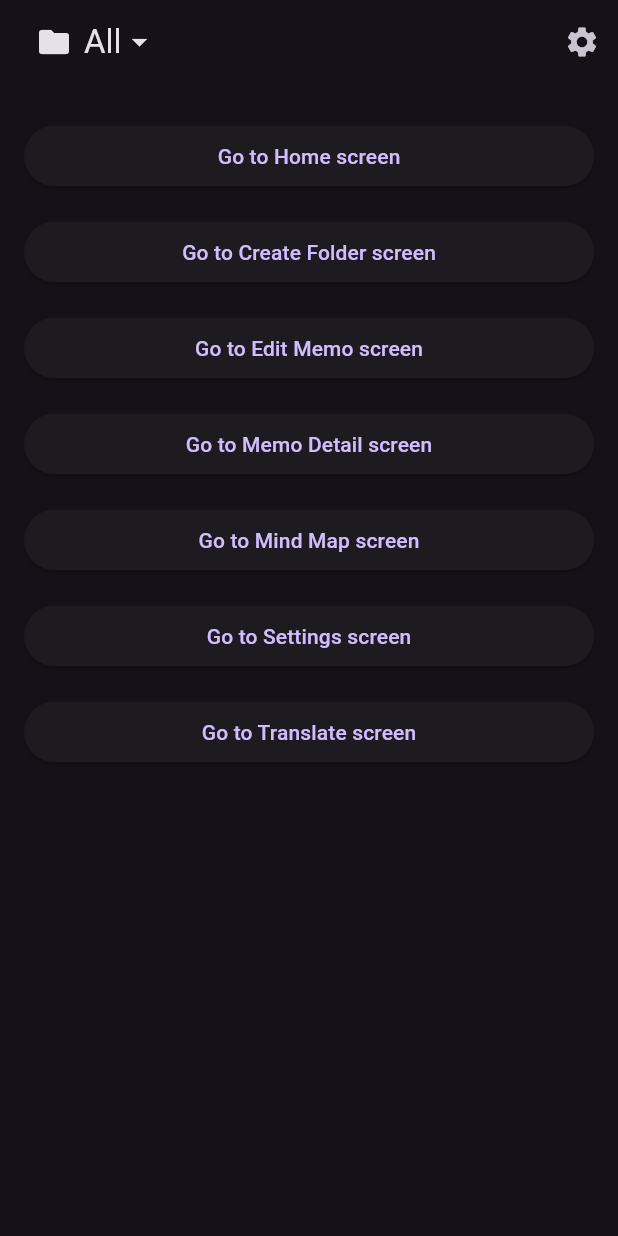
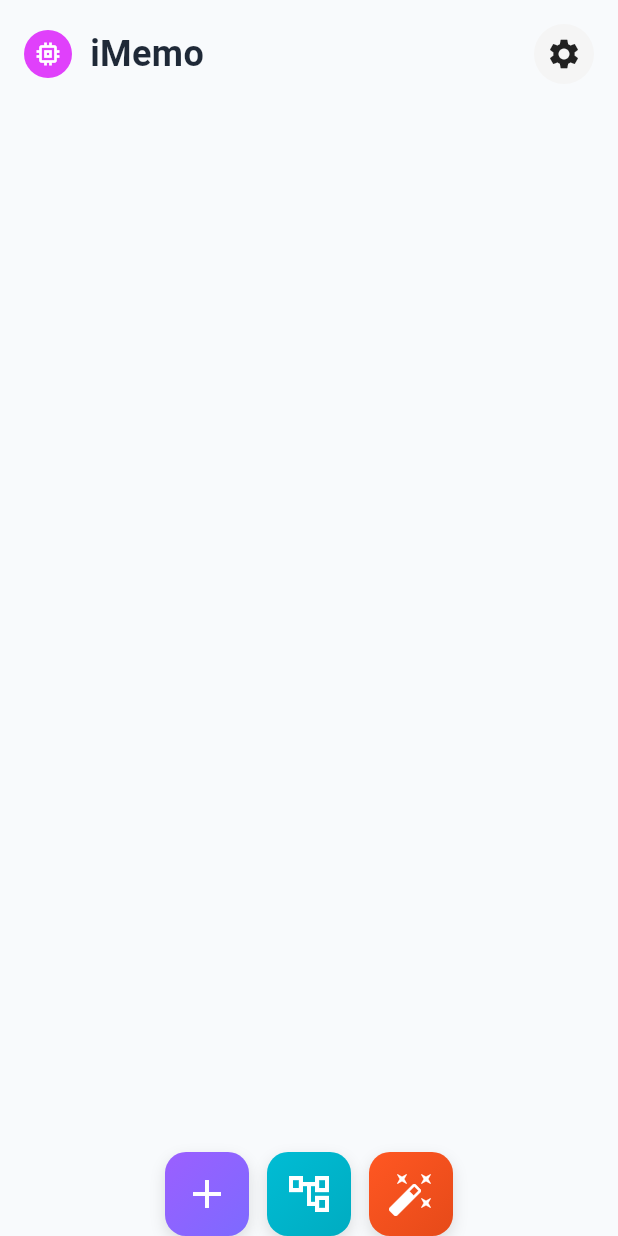
Before and after one commit to ketchstudio/ai-memo-app, a Flutter app: the screen it shows after launch, on a phone screen of 412 x 824 dp. Run offline on Flutter 3.47's test engine with Material 3 defaults, Android fonts, the phone set to English and light mode, and no system bars; our stand-ins replace firebase_core, flutter_dotenv, get_it, go_router, supabase_flutter; accounts and stored records are empty.

Commit message:
Refactor: enhance HomeScreen UI with new app bar and main action buttons; add ExploreScreen and update routing

```diff
--- a/lib/ana_app.dart
+++ b/lib/ana_app.dart
@@ -1,4 +1,5 @@
 import 'package:ana_flutter/presentation/routers/app_router.dart';
+import 'package:ana_flutter/presentation/theme/app_colors.dart';
 import 'package:flutter/material.dart';
 
 class AnaApp extends StatelessWidget {
@@ -8,7 +9,7 @@ class AnaApp extends StatelessWidget {
   Widget build(BuildContext context) {
     return MaterialApp.router(
       title: 'ANA',
-      theme: ThemeData.dark(useMaterial3: true),
+      theme: lightTheme,
       routerConfig: appRouter,
     );
   }
--- /dev/null
+++ b/lib/core/presentation/widget/gradient_icon_button.dart
@@ -0,0 +1,47 @@
+import 'package:flutter/material.dart';
+
+class GradientIconButton extends StatelessWidget {
+  final IconData icon;
+  final List<Color> gradientColors;
+  final VoidCallback onTap;
+  final double size; // Square size of button (width & height)
+  final double iconSize;
+
+  const GradientIconButton({
+    super.key,
+    required this.icon,
+    required this.gradientColors,
+    required this.onTap,
+    this.size = 80, // default size
+    this.iconSize = 32, // default icon size
+  });
+
+  @override
+  Widget build(BuildContext context) {
+    return GestureDetector(
+      onTap: onTap,
+      child: Container(
+        width: size,
+        height: size,
+        decoration: BoxDecoration(
+          gradient: LinearGradient(
+            colors: gradientColors,
+            begin: Alignment.topLeft,
+            end: Alignment.bottomRight,
+          ),
+          borderRadius: BorderRadius.circular(size * 0.25),
+          boxShadow: [
+            BoxShadow(
+              color: Colors.black12,
+              blurRadius: 8,
+              offset: Offset(0, 4),
+            ),
+          ],
+        ),
+        child: Center(
+          child: Icon(icon, size: iconSize, color: Colors.white),
+        ),
+      ),
+    );
+  }
+}
--- a/lib/presentation/create_folder/create_folder_screen.dart
+++ b/lib/presentation/create_folder/create_folder_screen.dart
@@ -5,6 +5,9 @@ class CreateFolderScreen extends StatelessWidget {
 
   @override
   Widget build(BuildContext context) {
-    return Scaffold(body: Center(child: Text("CreateFolderScreen")));
+    return Scaffold(
+      appBar: AppBar(title: const Text('CreateFolder'), leading: BackButton()),
+      body: Center(child: Text("CreateFolderScreen")),
+    );
   }
 }
--- a/lib/presentation/edit_memo/edit_memo_screen.dart
+++ b/lib/presentation/edit_memo/edit_memo_screen.dart
@@ -5,6 +5,9 @@ class EditMemoScreen extends StatelessWidget {
 
   @override
   Widget build(BuildContext context) {
-    return Scaffold(body: Center(child: Text("EditMemoScreen")));
+    return Scaffold(
+      appBar: AppBar(title: const Text('EditMemo'), leading: BackButton()),
+      body: Center(child: Text("EditMemoScreen")),
+    );
   }
 }
--- a/lib/presentation/home/home_app_bar.dart
+++ b/lib/presentation/home/home_app_bar.dart
@@ -1,50 +1,66 @@
+import 'package:ana_flutter/presentation/theme/app_colors.dart';
 import 'package:flutter/material.dart';
 
-class HomeAppBar extends StatelessWidget implements PreferredSizeWidget {
-  final List<String> folders;
-  final String selectedFolder;
-  final Function(String) onFolderSelected;
-  final VoidCallback onNavigateToSettings;
+class MainAppBar extends StatelessWidget implements PreferredSizeWidget {
+  final VoidCallback onSettingsPressed;
 
-  const HomeAppBar({
-    super.key,
-    required this.folders,
-    required this.selectedFolder,
-    required this.onFolderSelected,
-    required this.onNavigateToSettings,
-  });
-
-  @override
-  Size get preferredSize => const Size.fromHeight(kToolbarHeight);
+  const MainAppBar({super.key, required this.onSettingsPressed});
 
   @override
   Widget build(BuildContext context) {
-    return AppBar(
-      title: PopupMenuButton<String>(
-        borderRadius: BorderRadius.circular(8),
-        onSelected: onFolderSelected,
-        itemBuilder: (context) => folders
-            .map((folder) => PopupMenuItem(value: folder, child: Text(folder)))
-            .toList(),
-        child: Padding(
-          padding: const EdgeInsets.all(8.0),
-          child: Row(
-            mainAxisSize: MainAxisSize.min,
-            children: [
-              const Icon(Icons.folder),
-              const SizedBox(width: 8),
-              Text(selectedFolder),
-              const Icon(Icons.arrow_drop_down),
-            ],
-          ),
+    return SafeArea(
+      child: Padding(
+        padding: const EdgeInsets.all(16.0),
+        child: Row(
+          children: [
+            // Left Icon (App Logo)
+            Container(
+              width: 32,
+              height: 32,
+              decoration: BoxDecoration(
+                color: Colors.purpleAccent,
+                borderRadius: BorderRadius.circular(16),
+              ),
+              child: Icon(
+                size: 20,
+                Icons.memory,
+                color: Colors.white,
+              ), // brain icon replacement
+            ),
+
+            SizedBox(width: 12),
+
+            // Title
+            Expanded(
+              child: Text(
+                'iMemo',
+                style: TextStyle(
+                  fontSize: 24,
+                  fontWeight: FontWeight.bold,
+                  color: AppColors.dark,
+                ),
+              ),
+            ),
+
+            // Settings Icon
+            Container(
+              width: 40,
+              height: 40,
+              decoration: BoxDecoration(
+                color: Colors.grey[100],
+                shape: BoxShape.circle,
+              ),
+              child: IconButton(
+                onPressed: onSettingsPressed,
+                icon: Icon(Icons.settings, color: Colors.black87),
+              ),
+            ),
+          ],
         ),
       ),
-      actions: [
-        IconButton(
-          icon: const Icon(Icons.settings),
-          onPressed: onNavigateToSettings,
-        ),
-      ],
     );
   }
+
+  @override
+  Size get preferredSize => Size.fromHeight(100);
 }
--- /dev/null
+++ b/lib/presentation/home/home_main_action.dart
@@ -0,0 +1,45 @@
+import 'package:flutter/material.dart';
+
+import '../../core/presentation/widget/gradient_icon_button.dart';
+
+class HomeMainAction extends StatelessWidget {
+  final VoidCallback onAddTap;
+  final VoidCallback onMindMapTap;
+  final VoidCallback onExploreTap;
+
+  const HomeMainAction({
+    super.key,
+    required this.onAddTap,
+    required this.onMindMapTap,
+    required this.onExploreTap,
+  });
+
+  @override
+  Widget build(BuildContext context) {
+    return Row(
+      mainAxisAlignment: MainAxisAlignment.center,
+      children: [
+        GradientIconButton(
+          size: 56,
+          icon: Icons.add,
+          gradientColors: [Color(0xFF9B5FFF), Color(0xFF7D6AFF)],
+          onTap: onAddTap,
+        ),
+        SizedBox(width: 12),
+        GradientIconButton(
+          size: 56,
+          icon: Icons.account_tree_outlined,
+          gradientColors: [Color(0xFF00BCD4), Color(0xFF00ACC1)],
+          onTap: onMindMapTap,
+        ),
+        SizedBox(width: 12),
+        GradientIconButton(
+          size: 56,
+          icon: Icons.auto_fix_high,
+          gradientColors: [Color(0xFFFF5722), Color(0xFFE64A19)],
+          onTap: onExploreTap,
+        ),
+      ],
+    );
+  }
+}
--- a/lib/presentation/home/home_screen.dart
+++ b/lib/presentation/home/home_screen.dart
@@ -1,7 +1,9 @@
+import 'package:ana_flutter/presentation/home/home_main_action.dart';
 import 'package:ana_flutter/presentation/routers/app_router_contract.dart';
 import 'package:flutter/material.dart';
 import 'package:go_router/go_router.dart';
 
+import 'action/note_create_option_bottomsheet.dart';
 import 'home_app_bar.dart';
 
 class HomeScreen extends StatefulWidget {
@@ -12,37 +14,25 @@ class HomeScreen extends StatefulWidget {
 }
 
 class _HomeScreenState extends State<HomeScreen> {
-  final List<String> folders = ['Create Folder', 'All Notes'];
-
-  late String selectedFolder = 'All';
-
   @override
   Widget build(BuildContext context) {
     return Scaffold(
-      appBar: HomeAppBar(
-        selectedFolder: selectedFolder,
-        folders: folders,
-        onFolderSelected: (folder) {
-          setState(() {
-            selectedFolder = folder;
-          });
-        },
-        onNavigateToSettings: () {
-          context.push(AppRoute.settings.path);
-        },
+      appBar: MainAppBar(
+        onSettingsPressed: () => context.push(AppRoute.settings.path),
       ),
-      body: ListView(
-        padding: const EdgeInsets.all(16),
-        children: [
-          for (final route in AppRoute.values)
-            Padding(
-              padding: const EdgeInsets.symmetric(vertical: 8.0),
-              child: ElevatedButton(
-                onPressed: () => context.push(route.path),
-                child: Text('Go to ${route.label} screen'),
+      body: SafeArea(
+        child: Stack(
+          children: [
+            Align(
+              alignment: Alignment.bottomCenter,
+              child: HomeMainAction(
+                onAddTap: () => showNoteCreateOptionBottomSheet(context),
+                onMindMapTap: () => context.push(AppRoute.mindMap.path),
+                onExploreTap: () => context.push(AppRoute.explore.path),
               ),
             ),
-        ],
+          ],
+        ),
       ),
     );
   }
--- a/lib/presentation/memo_detail/memo_detail_screen.dart
+++ b/lib/presentation/memo_detail/memo_detail_screen.dart
@@ -5,6 +5,9 @@ class MemoDetailScreen extends StatelessWidget {
 
   @override
   Widget build(BuildContext context) {
-    return Scaffold(body: Center(child: Text("MemoDetailScreen")));
+    return Scaffold(
+      appBar: AppBar(title: const Text('MemoDetail'), leading: BackButton()),
+      body: Center(child: Text("MemoDetailScreen")),
+    );
   }
 }
--- a/lib/presentation/mindmap/mind_map_screen.dart
+++ b/lib/presentation/mindmap/mind_map_screen.dart
@@ -5,6 +5,9 @@ class MindMapScreen extends StatelessWidget {
 
   @override
   Widget build(BuildContext context) {
-    return Scaffold(body: Center(child: Text("MindMapScreen")));
+    return Scaffold(
+      appBar: AppBar(title: const Text('MindMap'), leading: BackButton()),
+      body: Center(child: Text("MindMapScreen")),
+    );
   }
 }
--- a/lib/presentation/routers/app_router.dart
+++ b/lib/presentation/routers/app_router.dart
@@ -3,6 +3,7 @@ import 'package:go_router/go_router.dart';
 
 import '../create_folder/create_folder_screen.dart';
 import '../edit_memo/edit_memo_screen.dart';
+import '../explore/explore_screen.dart';
 import '../home/home_screen.dart';
 import '../memo_detail/memo_detail_screen.dart';
 import '../mindmap/mind_map_screen.dart';
@@ -51,5 +52,10 @@ final GoRouter appRouter = GoRouter(
       name: AppRoute.translate.name,
       builder: (context, state) => const TranslateScreen(),
     ),
+    GoRoute(
+      path: AppRoute.explore.path,
+      name: AppRoute.explore.name,
+      builder: (context, state) => const ExploreScreen(),
+    ),
   ],
 );
--- a/lib/presentation/routers/app_router_contract.dart
+++ b/lib/presentation/routers/app_router_contract.dart
@@ -12,7 +12,8 @@ enum AppRoute {
   memoDetail(path: '/memo-detail', name: 'memoDetail', label: 'Memo Detail'),
   mindMap(path: '/mind-map', name: 'mindMap', label: 'Mind Map'),
   settings(path: '/settings', name: 'settings', label: 'Settings'),
-  translate(path: '/translate', name: 'translate', label: 'Translate');
+  translate(path: '/translate', name: 'translate', label: 'Translate'),
+  explore(path: '/explore', name: 'explore', label: 'explore');
 
   const AppRoute({required this.path, required this.name, required this.label});
 
--- /dev/null
+++ b/lib/presentation/theme/app_colors.dart
@@ -0,0 +1,73 @@
+import 'package:flutter/material.dart';
+
+/// A class to hold the custom color palette for the application.
+/// This makes it easy to manage and reuse colors throughout the app.
+class AppColors {
+  // This class is not meant to be instantiated.
+  // It's a container for static color constants.
+  AppColors._();
+
+  /// Primary color, used for main UI elements like app bars, buttons, etc.
+  /// Hex: #6366f1
+  static const Color primary = Color(0xFF6366F1);
+
+  /// Secondary color, used for accents and secondary UI elements.
+  /// Hex: #8b5cf6
+  static const Color secondary = Color(0xFF8B5CF6);
+
+  /// Accent color, used for highlighting or calling attention to specific elements.
+  /// Hex: #06b6d4
+  static const Color accent = Color(0xFF06B6D4);
+
+  /// Dark color, typically used for text, icons, and dark theme backgrounds.
+  /// Hex: #1f2937
+  static const Color dark = Color(0xFF1F2937);
+
+  /// Light color, often used for backgrounds in light mode or for text on dark backgrounds.
+  /// Hex: #f8fafc
+  static const Color light = Color(0xFFF8FAFC);
+}
+
+// --- Example Usage in a Flutter Theme ---
+
+// You can integrate these colors directly into your app's ThemeData.
+// This ensures a consistent look and feel across all widgets.
+
+final ThemeData lightTheme = ThemeData(
+  brightness: Brightness.light,
+  primaryColor: AppColors.primary,
+  scaffoldBackgroundColor: AppColors.light,
+  colorScheme: const ColorScheme.light(
+    primary: AppColors.primary,
+    secondary: AppColors.secondary,
+    tertiary: AppColors.accent,
+    background: AppColors.light,
+    onBackground: AppColors.dark,
+    surface: Colors.white,
+    onSurface: AppColors.dark,
+    error: Colors.redAccent,
+    onError: Colors.white,
+  ),
+  appBarTheme: const AppBarTheme(
+    backgroundColor: Colors.white,
+    elevation: 1,
+    iconTheme: IconThemeData(color: AppColors.dark),
+    titleTextStyle: TextStyle(
+      color: AppColors.dark,
+      fontSize: 20,
+      fontWeight: FontWeight.bold,
+    ),
+  ),
+  buttonTheme: const ButtonThemeData(
+    buttonColor: AppColors.primary,
+    textTheme: ButtonTextTheme.primary,
+  ),
+  floatingActionButtonTheme: const FloatingActionButtonThemeData(
+    backgroundColor: AppColors.primary,
+  ),
+  textTheme: const TextTheme(
+    bodyLarge: TextStyle(color: AppColors.dark),
+    bodyMedium: TextStyle(color: Color(0xFF6B7280)), // gray-500
+    titleLarge: TextStyle(color: AppColors.dark, fontWeight: FontWeight.bold),
+  ),
+);
--- a/lib/presentation/translate/translate_screen.dart
+++ b/lib/presentation/translate/translate_screen.dart
@@ -5,6 +5,9 @@ class TranslateScreen extends StatelessWidget {
 
   @override
   Widget build(BuildContext context) {
-    return Scaffold(body: Center(child: Text("TranslateScreen")));
+    return Scaffold(
+      appBar: AppBar(title: const Text('Translate'), leading: BackButton()),
+      body: Center(child: Text("TranslateScreen")),
+    );
   }
 }
```
Also changed, not shown: lib/presentation/explore/explore_screen.dart (added, +13 -0 lines), lib/presentation/home/action/note_create_option.dart (added, +46 -0 lines), lib/presentation/home/action/note_create_option_bottomsheet.dart (added, +77 -0 lines), lib/presentation/settings/language/language_setting_screen.dart (+7 -1 lines), lib/firebase_options.dart.
